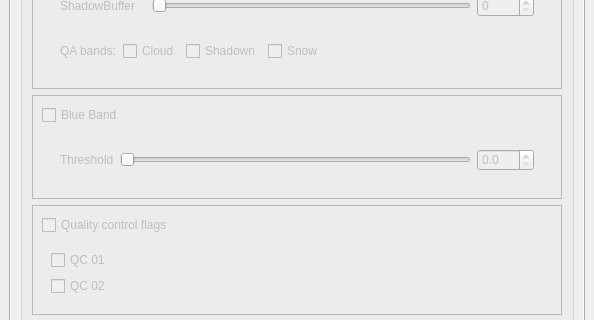
This is ui/cloud_masking_dockwidget_base.ui in SMByC/CloudMasking as Qt 5 draws it before an edit; both pictures show x 0 to 594 and y 196 to 516 of the 594 by 849 pixel window. The edited form follows.
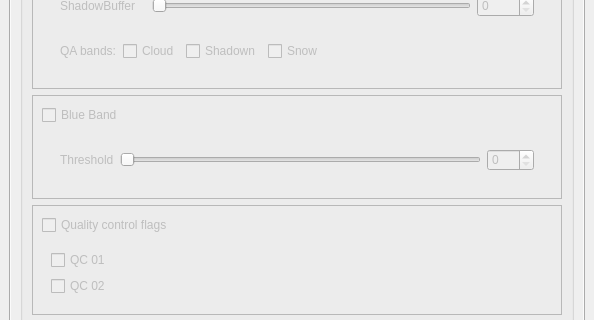
This is the edited form. Custom widgets are drawn as their Qt base class.

Commit message: Made the second filter using the blue band for cloud masking using the raster value as a threshold

Patch:
```diff
--- a/ui/cloud_masking_dockwidget_base.ui
+++ b/ui/cloud_masking_dockwidget_base.ui
@@ -365,7 +365,10 @@
                         <item>
                          <widget class="QSlider" name="horizontalSlider_BB">
                           <property name="maximum">
-                           <number>100</number>
+                           <number>255</number>
+                          </property>
+                          <property name="pageStep">
+                           <number>5</number>
                           </property>
                           <property name="orientation">
                            <enum>Qt::Horizontal</enum>
@@ -374,11 +377,20 @@
                         </item>
                         <item>
                          <widget class="QDoubleSpinBox" name="doubleSpinBox_BB">
+                          <property name="sizePolicy">
+                           <sizepolicy hsizetype="Minimum" vsizetype="Fixed">
+                            <horstretch>0</horstretch>
+                            <verstretch>0</verstretch>
+                           </sizepolicy>
+                          </property>
                           <property name="decimals">
-                           <number>1</number>
+                           <number>0</number>
+                          </property>
+                          <property name="minimum">
+                           <double>0.000000000000000</double>
                           </property>
                           <property name="maximum">
-                           <double>100.000000000000000</double>
+                           <double>255.000000000000000</double>
                           </property>
                           <property name="singleStep">
                            <double>0.100000000000000</double>
```
Left out of the diff: 10 changed lines with no effect on the pictures. The commit also changes 3 other files.
